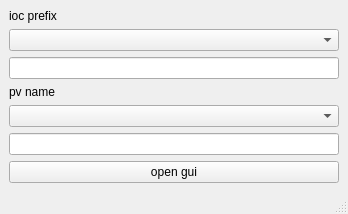
Old version of the form ecmcMainWndDesigner.ui in the repository anderssandstrom/ecmccomgui.
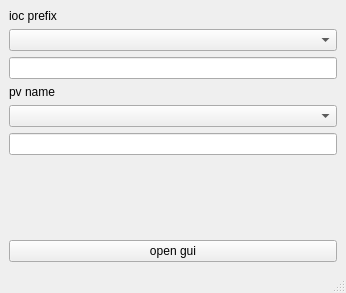
New version of the form.

Commit message: Add auto zoom at startup of graph, add spacer in main window.

```diff
--- a/ecmcMainWndDesigner.ui
+++ b/ecmcMainWndDesigner.ui
@@ -6,8 +6,8 @@
    <rect>
     <x>0</x>
     <y>0</y>
-    <width>348</width>
-    <height>211</height>
+    <width>346</width>
+    <height>293</height>
    </rect>
   </property>
   <property name="windowTitle">
@@ -49,6 +49,19 @@
         <item>
          <widget class="QLineEdit" name="linepvName"/>
         </item>
+        <item>
+         <spacer name="verticalSpacer">
+          <property name="orientation">
+           <enum>Qt::Vertical</enum>
+          </property>
+          <property name="sizeHint" stdset="0">
+           <size>
+            <width>20</width>
+            <height>40</height>
+           </size>
+          </property>
+         </spacer>
+        </item>
         <item>
          <widget class="QPushButton" name="pbStartGUI">
           <property name="text">
```
The commit also changes 3 other files.
